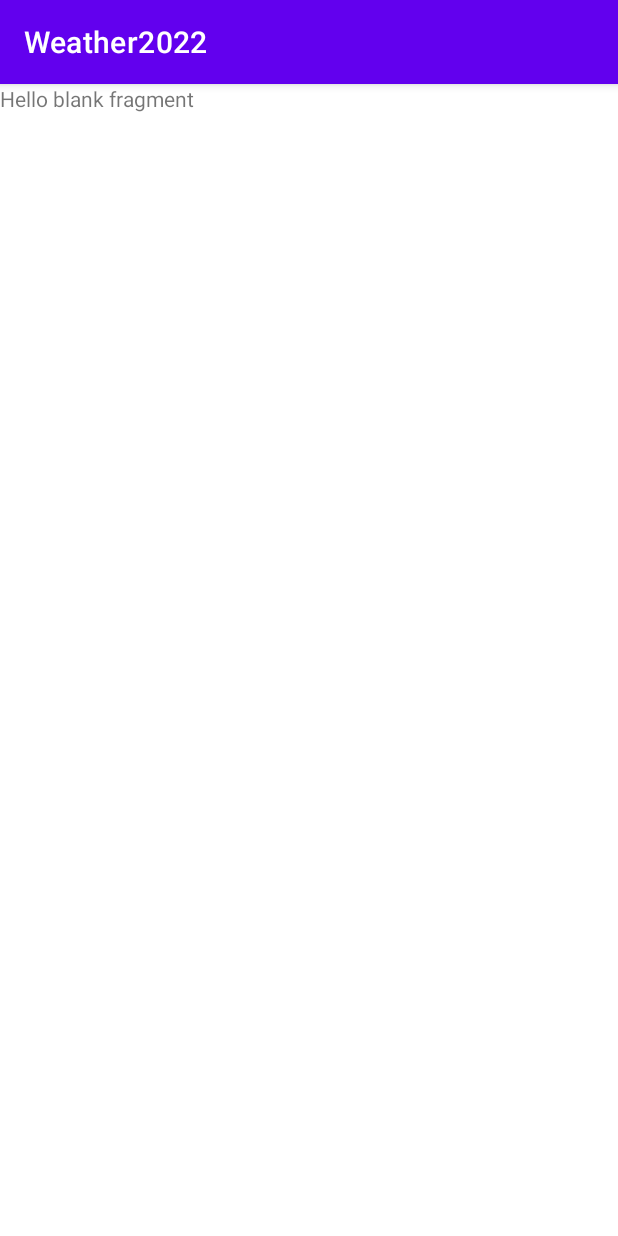
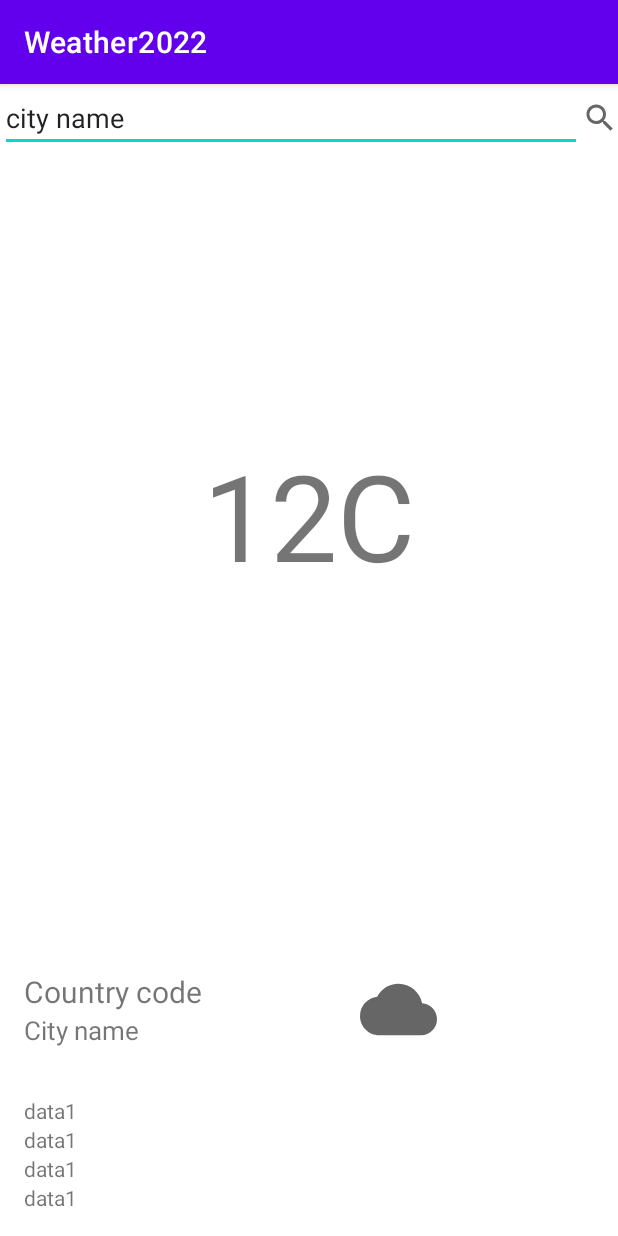
Before and after one commit to LOFLOV/Weather2022, an Android app: the screen it shows after launch (MainActivity), on a phone screen of 412 x 824 dp. Run offline under Robolectric (Android 15) with nearby library versions, the phone set to English and light mode, and no system bars.

Commit message:
Added navigation and xml elements.

```diff
--- a/app/build.gradle
+++ b/app/build.gradle
@@ -42,6 +42,8 @@ dependencies {
     implementation 'com.google.android.material:material:1.6.1'
     implementation 'androidx.constraintlayout:constraintlayout:2.1.4'
     implementation 'androidx.legacy:legacy-support-v4:1.0.0'
+    implementation 'androidx.navigation:navigation-fragment-ktx:2.4.2'
+    implementation 'androidx.navigation:navigation-ui-ktx:2.4.2'
     testImplementation 'junit:junit:4.+'
     androidTestImplementation 'androidx.test.ext:junit:1.1.3'
     androidTestImplementation 'androidx.test.espresso:espresso-core:3.4.0'
--- /dev/null
+++ b/app/src/main/res/drawable/ic_baseline_cloud_24.xml
@@ -0,0 +1,10 @@
+<vector xmlns:android="http://schemas.android.com/apk/res/android"
+    android:width="24dp"
+    android:height="24dp"
+    android:viewportWidth="24"
+    android:viewportHeight="24"
+    android:tint="?attr/colorControlNormal">
+  <path
+      android:fillColor="@android:color/white"
+      android:pathData="M19.35,10.04C18.67,6.59 15.64,4 12,4 9.11,4 6.6,5.64 5.35,8.04 2.34,8.36 0,10.91 0,14c0,3.31 2.69,6 6,6h13c2.76,0 5,-2.24 5,-5 0,-2.64 -2.05,-4.78 -4.65,-4.96z"/>
+</vector>
--- /dev/null
+++ b/app/src/main/res/drawable/ic_baseline_search_24.xml
@@ -0,0 +1,10 @@
+<vector xmlns:android="http://schemas.android.com/apk/res/android"
+    android:width="24dp"
+    android:height="24dp"
+    android:viewportWidth="24"
+    android:viewportHeight="24"
+    android:tint="?attr/colorControlNormal">
+  <path
+      android:fillColor="@android:color/white"
+      android:pathData="M15.5,14h-0.79l-0.28,-0.27C15.41,12.59 16,11.11 16,9.5 16,5.91 13.09,3 9.5,3S3,5.91 3,9.5 5.91,16 9.5,16c1.61,0 3.09,-0.59 4.23,-1.57l0.27,0.28v0.79l5,4.99L20.49,19l-4.99,-5zM9.5,14C7.01,14 5,11.99 5,9.5S7.01,5 9.5,5 14,7.01 14,9.5 11.99,14 9.5,14z"/>
+</vector>
--- a/app/src/main/res/layout/fragment_main.xml
+++ b/app/src/main/res/layout/fragment_main.xml
@@ -1,13 +1,155 @@
 <?xml version="1.0" encoding="utf-8"?>
-<FrameLayout xmlns:android="http://schemas.android.com/apk/res/android"
+<androidx.swiperefreshlayout.widget.SwipeRefreshLayout xmlns:android="http://schemas.android.com/apk/res/android"
+    xmlns:app="http://schemas.android.com/apk/res-auto"
     xmlns:tools="http://schemas.android.com/tools"
+    android:id="@+id/swipe_refresh_layout"
     android:layout_width="match_parent"
     android:layout_height="match_parent"
     tools:context=".MainFragment">
 
-    <TextView
+    <androidx.constraintlayout.widget.ConstraintLayout
         android:layout_width="match_parent"
-        android:layout_height="match_parent"
-        android:text="@string/hello_blank_fragment" />
+        android:layout_height="match_parent">
 
-</FrameLayout>
+        <TextView
+            android:id="@+id/tv_error"
+            android:layout_width="match_parent"
+            android:layout_height="match_parent"
+            android:gravity="center"
+            android:visibility="gone"
+            android:text="Error, try again" />
+
+        <ProgressBar
+            android:id="@+id/pb_loading"
+            android:layout_width="wrap_content"
+            android:layout_height="wrap_content"
+            android:visibility="gone"
+            app:layout_constraintBottom_toBottomOf="parent"
+            app:layout_constraintEnd_toEndOf="parent"
+            app:layout_constraintStart_toStartOf="parent"
+            app:layout_constraintTop_toTopOf="parent" />
+
+        <LinearLayout
+            android:layout_width="match_parent"
+            android:layout_height="wrap_content"
+            android:gravity="center"
+            android:orientation="vertical"
+            app:layout_constraintEnd_toEndOf="parent"
+            app:layout_constraintStart_toStartOf="parent"
+            app:layout_constraintTop_toTopOf="parent">
+
+            <LinearLayout
+                android:layout_width="match_parent"
+                android:layout_height="wrap_content"
+                android:gravity="center"
+                android:orientation="horizontal">
+
+                <EditText
+                    android:id="@+id/edt_city_name"
+                    android:layout_width="match_parent"
+                    android:layout_height="wrap_content"
+                    android:layout_weight="1"
+                    android:inputType="text"
+                    android:lines="1"
+                    android:text="city name " />
+
+                <ImageView
+                    android:id="@+id/img_search_city_name"
+                    android:layout_width="wrap_content"
+                    android:layout_height="wrap_content"
+                    android:src="@drawable/ic_baseline_search_24" />
+
+            </LinearLayout>
+        </LinearLayout>
+
+        <LinearLayout
+            android:id="@+id/ll_data_view"
+            android:layout_width="match_parent"
+            android:layout_height="match_parent"
+            android:orientation="vertical">
+
+            <TextView
+                android:id="@+id/tv_degree"
+                android:layout_width="match_parent"
+                android:layout_height="465dp"
+                android:layout_weight="1"
+                android:gravity="center"
+                android:text="12C"
+                android:textSize="80sp" />
+
+            <LinearLayout
+                android:layout_width="match_parent"
+                android:layout_height="wrap_content"
+                android:layout_gravity="bottom"
+                android:orientation="horizontal"
+                android:padding="16dp">
+
+                <LinearLayout
+                    android:layout_width="wrap_content"
+                    android:layout_height="wrap_content"
+                    android:orientation="vertical">
+
+                    <TextView
+                        android:id="@+id/tv_country_code"
+                        android:layout_width="wrap_content"
+                        android:layout_height="wrap_content"
+                        android:text="Country code"
+                        android:textSize="20sp" />
+
+                    <TextView
+                        android:id="@+id/tv_city_name"
+                        android:layout_width="wrap_content"
+                        android:layout_height="wrap_content"
+                        android:text="City name"
+                        android:textSize="17sp" />
+
+                </LinearLayout>
+
+                <ImageView
+                    android:id="@+id/img_weather_icon"
+                    android:layout_width="match_parent"
+                    android:layout_height="match_parent"
+                    android:src="@drawable/ic_baseline_cloud_24" />
+
+            </LinearLayout>
+
+            <LinearLayout
+                android:layout_width="wrap_content"
+                android:layout_height="wrap_content"
+                android:orientation="horizontal"
+                android:padding="16dp">
+
+                <LinearLayout
+                    android:layout_width="match_parent"
+                    android:layout_height="wrap_content"
+                    android:orientation="vertical">
+
+                    <TextView
+                        android:layout_width="wrap_content"
+                        android:layout_height="wrap_content"
+                        android:text="data1" />
+
+                    <TextView
+                        android:layout_width="wrap_content"
+                        android:layout_height="wrap_content"
+                        android:text="data1" />
+
+                    <TextView
+                        android:layout_width="wrap_content"
+                        android:layout_height="wrap_content"
+                        android:text="data1" />
+
+                    <TextView
+                        android:layout_width="wrap_content"
+                        android:layout_height="wrap_content"
+                        android:text="data1" />
+
+                </LinearLayout>
+
+            </LinearLayout>
+
+        </LinearLayout>
+
+    </androidx.constraintlayout.widget.ConstraintLayout>
+
+</androidx.swiperefreshlayout.widget.SwipeRefreshLayout>
--- /dev/null
+++ b/app/src/main/res/navigation/nav_graph.xml
@@ -0,0 +1,13 @@
+<?xml version="1.0" encoding="utf-8"?>
+<navigation xmlns:android="http://schemas.android.com/apk/res/android"
+    xmlns:app="http://schemas.android.com/apk/res-auto"
+    xmlns:tools="http://schemas.android.com/tools"
+    android:id="@+id/nav_graph"
+    app:startDestination="@id/mainFragment">
+
+    <fragment
+        android:id="@+id/mainFragment"
+        android:name="com.android.weather2022.MainFragment"
+        android:label="fragment_main"
+        tools:layout="@layout/fragment_main" />
+</navigation>
--- a/app/src/main/res/values/strings.xml
+++ b/app/src/main/res/values/strings.xml
@@ -1,5 +1,3 @@
 <resources>
     <string name="app_name">Weather2022</string>
-    <!-- TODO: Remove or change this placeholder text -->
-    <string name="hello_blank_fragment">Hello blank fragment</string>
 </resources>
```
